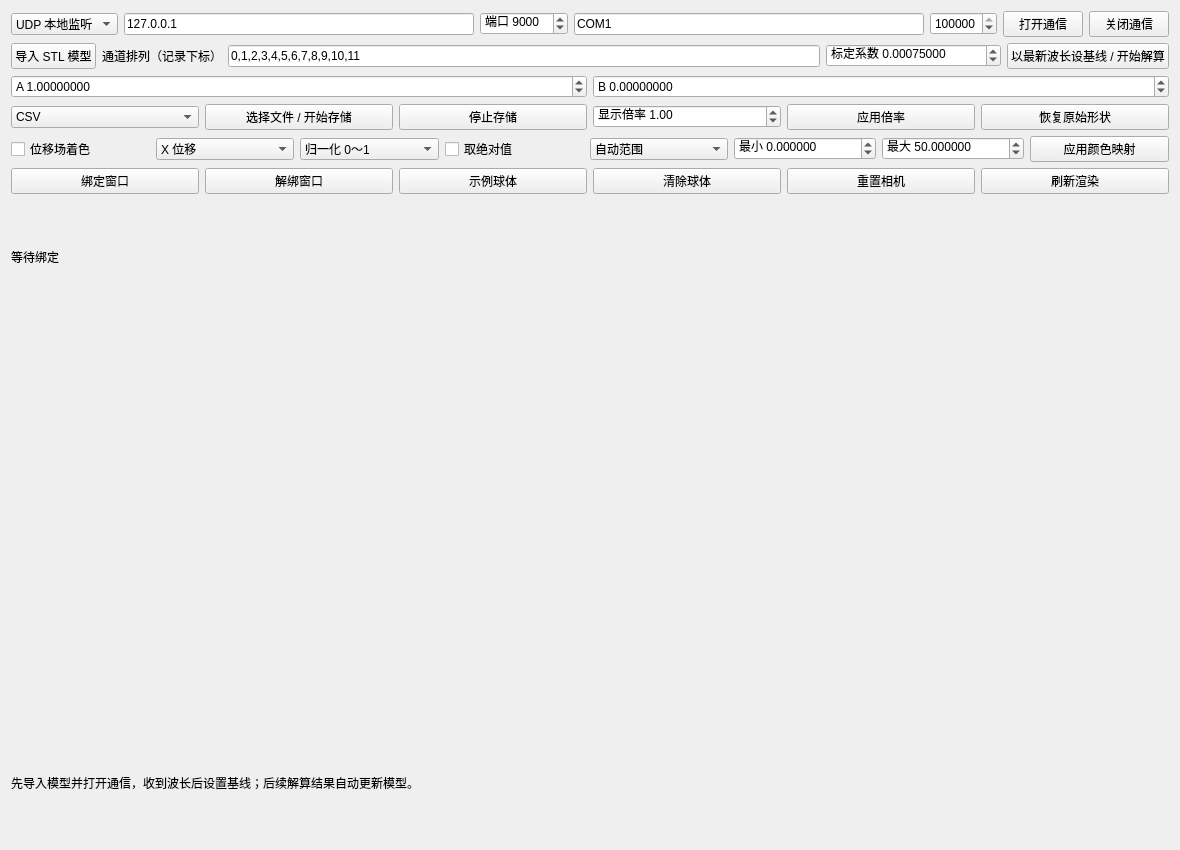
The window that ui/Test-VtkOpenGLNativeWidgets/views/VtkValidationWindow.ui (Swimers/FOSD) describes before a commit, drawn with Qt 5.
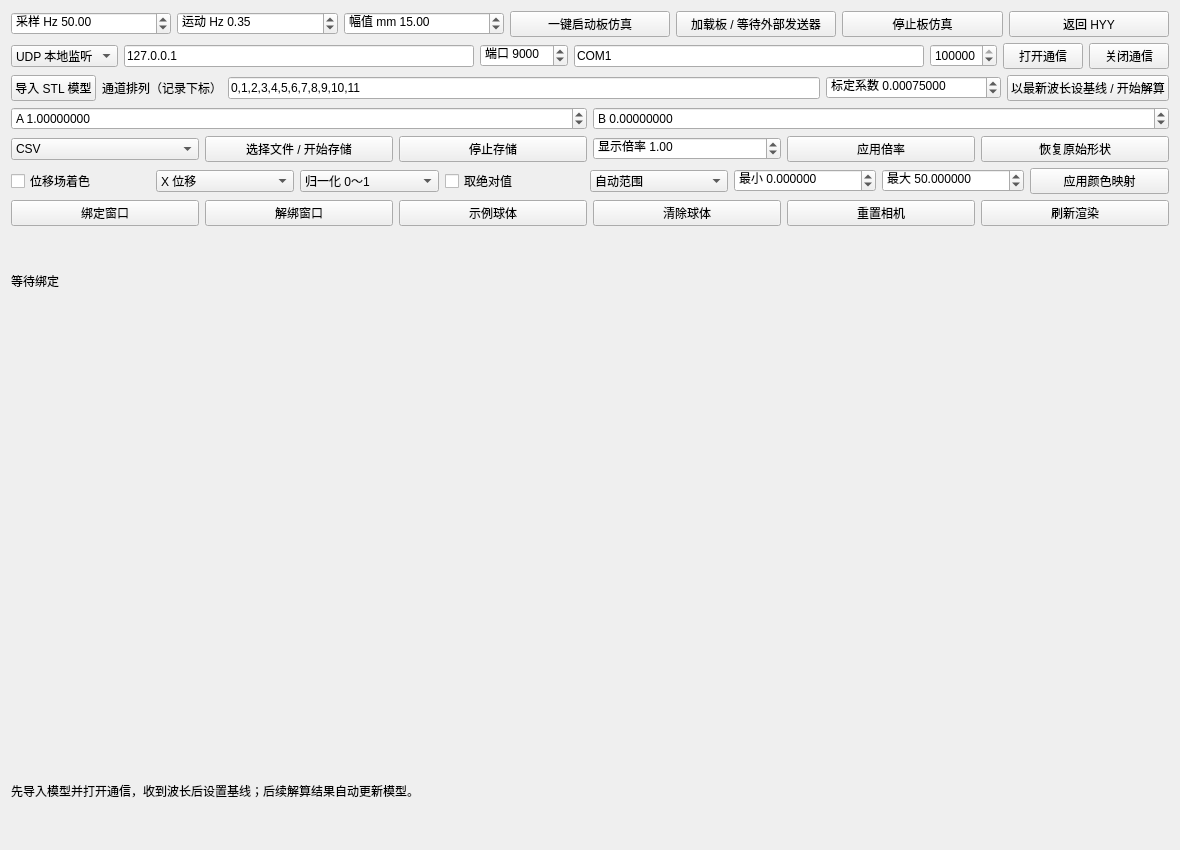
The same window after the commit. Custom widgets are drawn as their Qt base class.

Commit message: 添加仿真验证

```diff
--- a/ui/Test-VtkOpenGLNativeWidgets/views/VtkValidationWindow.ui
+++ b/ui/Test-VtkOpenGLNativeWidgets/views/VtkValidationWindow.ui
@@ -5,6 +5,15 @@
   <property name="geometry"><rect><x>0</x><y>0</y><width>1180</width><height>850</height></rect></property>
   <property name="windowTitle"><string>FOSD 全后端 / Qt-VTK 集成验证</string></property>
   <layout class="QVBoxLayout" name="rootLayout">
+   <item><layout class="QHBoxLayout" name="plateSimulationLayout">
+    <item><widget class="QDoubleSpinBox" name="plateRate"><property name="prefix"><string>采样 Hz </string></property><property name="minimum"><double>1</double></property><property name="maximum"><double>200</double></property><property name="value"><double>50</double></property></widget></item>
+    <item><widget class="QDoubleSpinBox" name="plateFrequency"><property name="prefix"><string>运动 Hz </string></property><property name="minimum"><double>0</double></property><property name="maximum"><double>10</double></property><property name="value"><double>0.35</double></property></widget></item>
+    <item><widget class="QDoubleSpinBox" name="plateAmplitude"><property name="prefix"><string>幅值 mm </string></property><property name="minimum"><double>0</double></property><property name="maximum"><double>100</double></property><property name="value"><double>15</double></property></widget></item>
+    <item><widget class="QPushButton" name="plateStartButton"><property name="text"><string>一键启动板仿真</string></property></widget></item>
+    <item><widget class="QPushButton" name="plateSetupButton"><property name="text"><string>加载板 / 等待外部发送器</string></property></widget></item>
+    <item><widget class="QPushButton" name="plateStopButton"><property name="text"><string>停止板仿真</string></property></widget></item>
+    <item><widget class="QPushButton" name="plateExitButton"><property name="text"><string>返回 HYY</string></property></widget></item>
+   </layout></item>
    <item><layout class="QHBoxLayout" name="connectionLayout">
     <item><widget class="QComboBox" name="transport"><item><property name="text"><string>UDP 本地监听</string></property></item><item><property name="text"><string>TCP 客户端</string></property></item><item><property name="text"><string>串口指令</string></property></item></widget></item>
     <item><widget class="QLineEdit" name="address"><property name="text"><string>127.0.0.1</string></property><property name="placeholderText"><string>UDP 绑定地址 / TCP 服务器地址</string></property></widget></item>
```
The commit also changes 28 other files.
